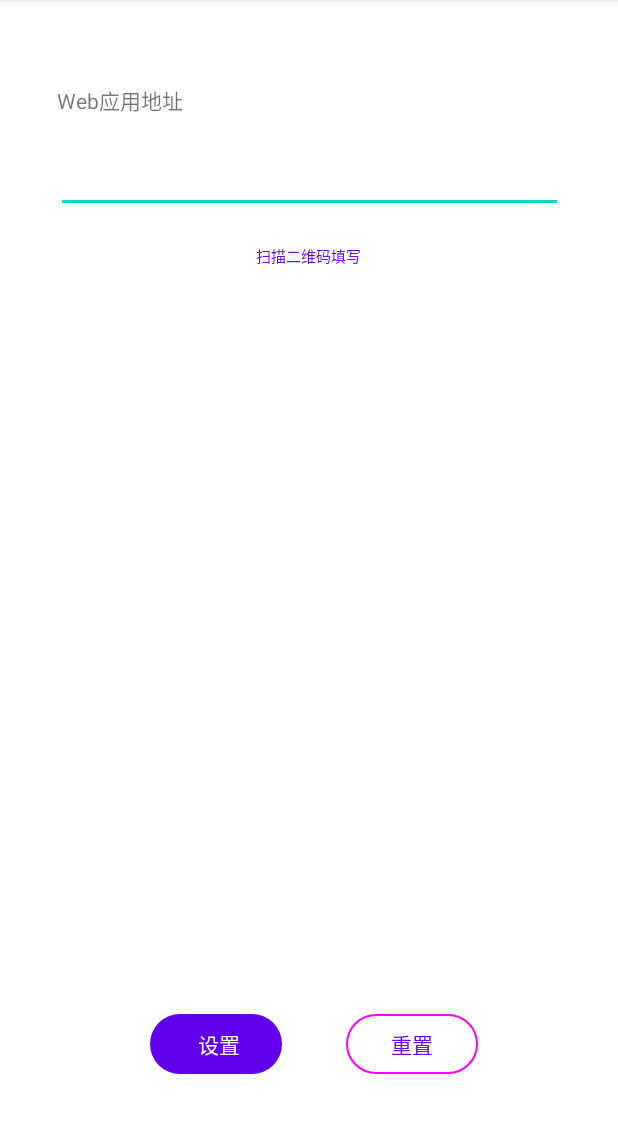
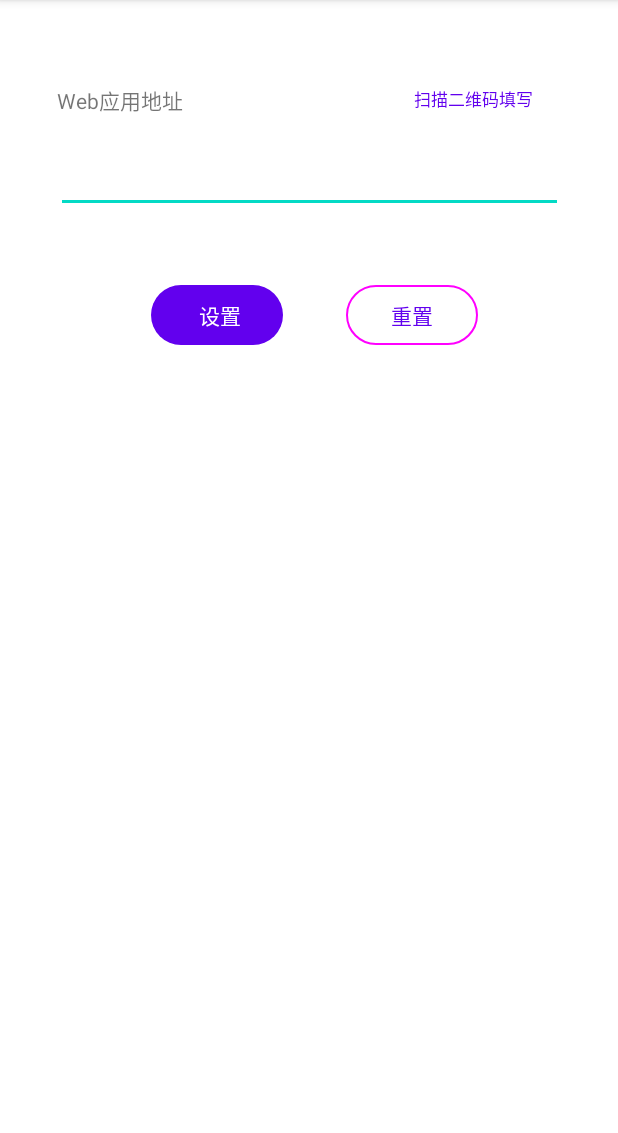
Before and after one commit to kadbbz/HACC_config_tool_work_with_HAC, an Android app: the screen it shows after launch (StartActivity), after a tap on "设置", on a phone screen of 412 x 824 dp, the part 84-1217 px from its top. Run offline under Robolectric (Android 15) with nearby library versions, the phone set to English and light mode, and no system bars; libraries missing offline, so code that uses them is left out: com.hjq.permissions, com.king.zxing.

Commit message:
初步完成功能

```diff
--- a/app/src/main/java/com/huozige/lab/config/StartActivity.java
+++ b/app/src/main/java/com/huozige/lab/config/StartActivity.java
@@ -82,18 +82,12 @@ public class StartActivity extends AppCompatActivity {
         }
     };
 
-    View.OnClickListener Reset = new View.OnClickListener() {
-        @Override
-        public void onClick(View view) {
+    View.OnClickListener Reset = view -> {
         EditText urlE =  StartActivity.this.findViewById(R.id.editUrl);
         urlE.getText().clear();
-        }
     };
 
-    View.OnClickListener Save = new View.OnClickListener() {
-
-        @Override
-        public void onClick(View view) {
+    View.OnClickListener Save = view -> {
 
         EditText urlE =  StartActivity.this.findViewById(R.id.editUrl);
         String url = urlE.getText().toString();
@@ -103,12 +97,14 @@ public class StartActivity extends AppCompatActivity {
         // 校验
         if(!url.toLowerCase().startsWith("http")){
             isValidated = false;
-                urlE.setSelection(url.length());
             Toast.makeText(StartActivity.this,"请设置有效的Web应用地址", Toast.LENGTH_LONG).show();
         }
 
         // 校验通过
         if(isValidated){
+
+            Log.v(LOG_TAG,"校验通过，即将发送配置更新广播，新的URL： "+url);
+
             // 通过发送广播，配置HAC
             Intent intent = new Intent();
 
@@ -123,9 +119,8 @@ public class StartActivity extends AppCompatActivity {
 
             Toast.makeText(StartActivity.this,"配置更新的广播已发送，点击HAC的【首页】菜单即可生效。", Toast.LENGTH_LONG).show();
 
-                Log.v(LOG_TAG,"配置更新的广播已发送，新的URL： "+url);
+            Log.v(LOG_TAG,"配置更新的广播已发送，Action： "+getString(R.string.app_config_broadcast_filter));
         }
 
-        }
     };
 }
--- a/app/src/main/res/layout/activity_start.xml
+++ b/app/src/main/res/layout/activity_start.xml
@@ -24,15 +24,14 @@
         style="@style/Widget.Material3.Button.TextButton"
         android:layout_width="120dp"
         android:layout_height="41dp"
-        android:layout_marginStart="145dp"
-        android:layout_marginTop="8dp"
-        android:layout_marginEnd="146dp"
+        android:layout_marginStart="132dp"
+        android:layout_marginTop="45dp"
+        android:layout_marginEnd="36dp"
         android:text="扫描二维码填写"
-        android:textSize="10sp"
+        android:textSize="11sp"
         app:layout_constraintEnd_toEndOf="parent"
-        app:layout_constraintHorizontal_bias="0.0"
-        app:layout_constraintStart_toStartOf="parent"
-        app:layout_constraintTop_toBottomOf="@+id/editUrl" />
+        app:layout_constraintStart_toEndOf="@+id/textView2"
+        app:layout_constraintTop_toTopOf="parent" />
 
     <Button
         android:id="@+id/cmdSave"
@@ -40,14 +39,14 @@
         android:layout_width="wrap_content"
         android:layout_height="wrap_content"
         android:layout_marginStart="100dp"
+        android:layout_marginTop="44dp"
         android:layout_marginEnd="100dp"
-        android:layout_marginBottom="48dp"
         android:text=" 设置"
         android:textSize="14sp"
-        app:layout_constraintBottom_toBottomOf="parent"
         app:layout_constraintEnd_toEndOf="parent"
-        app:layout_constraintHorizontal_bias="0.0"
-        app:layout_constraintStart_toStartOf="parent" />
+        app:layout_constraintHorizontal_bias="0.008"
+        app:layout_constraintStart_toStartOf="parent"
+        app:layout_constraintTop_toBottomOf="@+id/editUrl" />
 
     <Button
         android:id="@+id/cmdReset"
@@ -55,13 +54,14 @@
         android:layout_width="wrap_content"
         android:layout_height="wrap_content"
         android:layout_marginStart="42dp"
+        android:layout_marginTop="44dp"
         android:layout_marginEnd="93dp"
-        android:layout_marginBottom="48dp"
         android:text="重置"
         android:textSize="14sp"
-        app:layout_constraintBottom_toBottomOf="parent"
         app:layout_constraintEnd_toEndOf="parent"
-        app:layout_constraintStart_toEndOf="@+id/cmdSave" />
+        app:layout_constraintHorizontal_bias="0.0"
+        app:layout_constraintStart_toEndOf="@+id/cmdSave"
+        app:layout_constraintTop_toBottomOf="@+id/editUrl" />
 
     <EditText
         android:id="@+id/editUrl"
@@ -71,7 +71,6 @@
         android:layout_marginTop="19dp"
         android:layout_marginEnd="30dp"
         android:ems="10"
-        android:inputType="textPersonName"
         android:textSize="14sp"
         app:layout_constraintEnd_toEndOf="parent"
         app:layout_constraintStart_toStartOf="parent"
--- a/app/src/main/res/values/strings.xml
+++ b/app/src/main/res/values/strings.xml
@@ -1,5 +1,5 @@
 <resources>
     <string name="app_name">HAC配置工具</string>
     <!--配置广播的过滤器，如果在同一个手机上安装多个HAC，需要使用该配置做区分-->
-    <string name="app_config_broadcast_filter">com.huozige.lab.hac.default</string>
+    <string name="app_config_broadcast_filter">com.huozige.hac_config_default</string>
 </resources>
```
Lines whose indentation alone changed are shown as unchanged.
